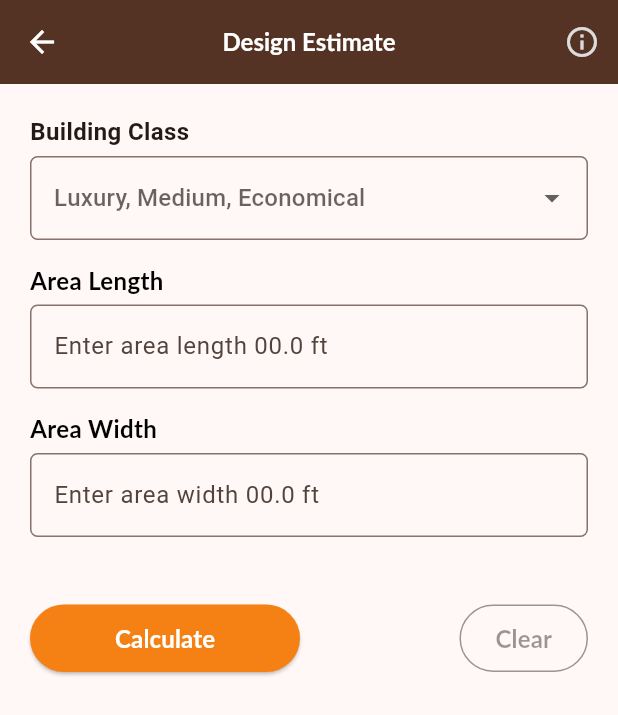
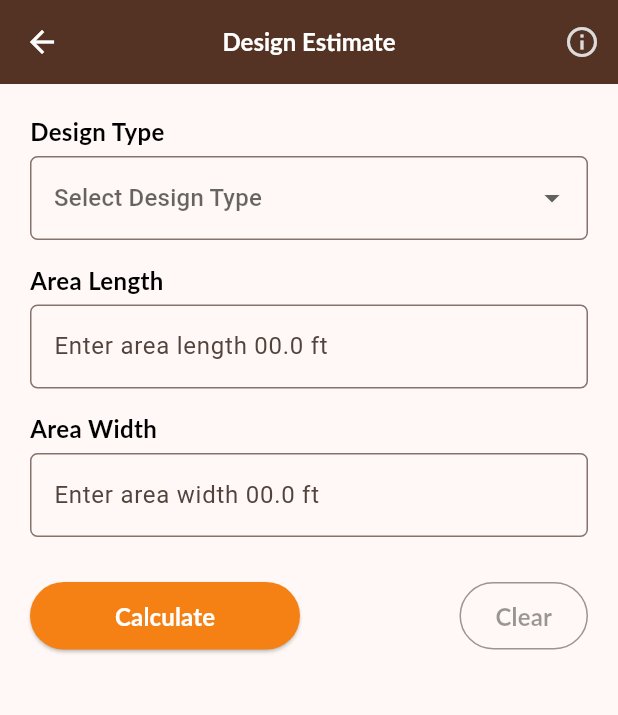
Before and after one commit to ammardev99/CMCA, a Flutter app: the CMCA screen opened directly, after a tap on "Design Cost", on a phone screen of 412 x 824 dp. Shown: the top 715 px of the screen. Run offline on Flutter 3.47's test engine with Material 3 defaults, Android fonts, the phone set to English and light mode, and no system bars; our stand-ins replace animated_splash_screen, fluttertoast, get, lottie; Roboto replaces fonts that are missing (Lato); project files that could hold a hidden picture were left out.

Commit message:
set drawer options

```diff
--- a/lib/modules/auth/login/logic.dart
+++ b/lib/modules/auth/login/logic.dart
@@ -1,5 +1,5 @@
 import 'package:cmca/modules/auth/login/state.dart';
-import 'package:cmca/modules/cmca.dart';
+import 'package:cmca/modules/estimates/cmca.dart';
 import 'package:cmca/widgets/show_status.dart';
 import 'package:flutter/material.dart';
 import 'package:get/get.dart';
--- a/lib/modules/cmca.dart
+++ b/lib/modules/estimates/cmca.dart
@@ -22,7 +22,7 @@ class _CMCAState extends State<CMCA> {
   Widget build(BuildContext context) {
     return SafeArea(
         child: Scaffold(
-            drawer: customDrawer(),
+            drawer: customDrawer(context),
 // App bar
             appBar: AppBar(
               backgroundColor: AppColors.primary,
--- a/lib/modules/estimates/design_estimate/view.dart
+++ b/lib/modules/estimates/design_estimate/view.dart
@@ -20,8 +20,7 @@ class DesignEstimatePage extends StatelessWidget {
   Widget build(BuildContext context) {
     return SafeArea(
         child: Scaffold(
-          // appBar: customAppbar('Design Estimate'),
-          appBar: customInfoApp("Design", context),
+          appBar: customInfoAppBar("Design", context),
             body: SingleChildScrollView(
                 scrollDirection: Axis.vertical,
                 physics: const BouncingScrollPhysics(),
@@ -31,12 +30,23 @@ class DesignEstimatePage extends StatelessWidget {
                   child: Column(
                       crossAxisAlignment: CrossAxisAlignment.center,
                       children: [
-                        InputDropdownFieldApp(
-                            label: "Building Class",
-                            hint: "Luxury, Medium, Economical",
-                            controller: state.typeBuilding!,
-                            options: buildingClass,
-                            validator: validateValue),
+                        //   label: "Enter designType",
+                        //   label: "Enter totalArea",
+                        //   label: "Enter coverArea",
+                        // InputDropdownFieldApp(
+                        //     label: "Building Class",
+                        //     hint: "Luxury, Medium, Economical",
+                        //     controller: state.typeBuilding!,
+                        //     options: buildingClass,
+                        //     validator: validateValue),
+InputDropDown(
+  label: "Design Type",
+  hint: "Select Design Type",
+  controller: state.typeBuilding!,
+  options: buildingClass,
+  validator: validateValue,
+  // onClear: ,
+  ),
                         sizeBox(15),
                         InputFormFieldApp(
                           label: "Area Length",
@@ -53,10 +63,6 @@ class DesignEstimatePage extends StatelessWidget {
                           inputType: TextInputType.number,
                           validator: validateValue,
                         ),
-                        sizeBox(15),
-                        //   label: "Enter designType",
-                        //   label: "Enter totalArea",
-                        //   label: "Enter coverArea",
                         sizeBox(30),
                         Obx(() {
                           return EstimateActionButtons(
--- a/lib/modules/estimates/electrical_estimate/view.dart
+++ b/lib/modules/estimates/electrical_estimate/view.dart
@@ -19,7 +19,7 @@ class ElectricalEstimatePage extends StatelessWidget {
   Widget build(BuildContext context) {
     return SafeArea(
         child: Scaffold(
-            appBar: customInfoApp("Electrical", context),
+            appBar: customInfoAppBar("Electrical", context),
             body: SingleChildScrollView(
                 scrollDirection: Axis.vertical,
                 physics: const BouncingScrollPhysics(),
--- a/lib/modules/estimates/finishing_estimate/view.dart
+++ b/lib/modules/estimates/finishing_estimate/view.dart
@@ -20,7 +20,7 @@ class FinishingEstimatePage extends StatelessWidget {
     return SafeArea(
         child: Scaffold(
             // appBar: customAppbar("Finishing Estimate"),
-          appBar: customInfoApp("Finishing", context),
+          appBar: customInfoAppBar("Finishing", context),
 
             body: SingleChildScrollView(
                 scrollDirection: Axis.vertical,
--- a/lib/modules/estimates/foundation_estimate/view.dart
+++ b/lib/modules/estimates/foundation_estimate/view.dart
@@ -20,7 +20,7 @@ class FoundationEstimatePage extends StatelessWidget {
     return SafeArea(
         child: Scaffold(
             // appBar: customAppbar("Foundation Estimate"),
-          appBar: customInfoApp("Foundation", context),
+          appBar: customInfoAppBar("Foundation", context),
           body: SingleChildScrollView(
                 scrollDirection: Axis.vertical,
                 physics: const BouncingScrollPhysics(),
--- a/lib/modules/estimates/furniture_estimate/view.dart
+++ b/lib/modules/estimates/furniture_estimate/view.dart
@@ -20,7 +20,7 @@ class FurnitureEstimatePage extends StatelessWidget {
     return SafeArea(
         child: Scaffold(
             // appBar: customAppbar("Furniture Estimate"),
-          appBar: customInfoApp("Furniture", context),
+          appBar: customInfoAppBar("Furniture", context),
             body: SingleChildScrollView(
                 scrollDirection: Axis.vertical,
                 physics: const BouncingScrollPhysics(),
--- a/lib/modules/estimates/masonry_estimate/view.dart
+++ b/lib/modules/estimates/masonry_estimate/view.dart
@@ -20,7 +20,7 @@ class MasonryEstimatePage extends StatelessWidget {
     return SafeArea(
         child: Scaffold(
             // appBar: customAppbar("Masonry Estimate"),
-          appBar: customInfoApp("Masonry", context),
+          appBar: customInfoAppBar("Masonry", context),
             body: SingleChildScrollView(
                 scrollDirection: Axis.vertical,
                 physics: const BouncingScrollPhysics(),
--- a/lib/modules/estimates/plumbing_estimate/view.dart
+++ b/lib/modules/estimates/plumbing_estimate/view.dart
@@ -20,7 +20,7 @@ class PlumbingEstimatePage extends StatelessWidget {
     return SafeArea(
         child: Scaffold(
             // appBar: customAppbar("Plumbing Estimate"),
-          appBar: customInfoApp("Plumbing", context),
+          appBar: customInfoAppBar("Plumbing", context),
             body: SingleChildScrollView(
                 scrollDirection: Axis.vertical,
                 physics: const BouncingScrollPhysics(),
--- a/lib/modules/estimates/roof_estimate/view.dart
+++ b/lib/modules/estimates/roof_estimate/view.dart
@@ -20,7 +20,7 @@ class RoofEstimatePage extends StatelessWidget {
     return SafeArea(
         child: Scaffold(
             // appBar: customAppbar("Roof Estimate"),
-          appBar: customInfoApp("Roof", context),
+          appBar: customInfoAppBar("Roof", context),
 
             body: SingleChildScrollView(
                 scrollDirection: Axis.vertical,
--- a/lib/routes/routes.dart
+++ b/lib/routes/routes.dart
@@ -1,3 +1,5 @@
+import 'package:cmca/modules/about_us.dart';
+import 'package:cmca/modules/auth/login/view.dart';
 import 'package:cmca/modules/estimates/design_estimate/view.dart';
 import 'package:cmca/modules/estimates/electrical_estimate/view.dart';
 import 'package:cmca/modules/estimates/finishing_estimate/view.dart';
@@ -11,7 +13,8 @@ import 'package:get/get.dart';
 
 class AppRoutes {
   static appRoutes() => [
-        // GetPage(name: RouteName.aboutus, page: () => AboutUsPage()),
+        GetPage(name: RouteName.login, page: () => LoginPage()),
+        GetPage(name: RouteName.aboutUs, page: () => const AboutUs()),
         GetPage(name: EstimateForm.designEstimate, page: () => DesignEstimatePage()),
         GetPage(name: EstimateForm.foundationEstimate, page: () => FoundationEstimatePage()),
         GetPage(name: EstimateForm.masonryEstimate, page: () => MasonryEstimatePage()),
--- a/lib/routes/routes_name.dart
+++ b/lib/routes/routes_name.dart
@@ -1,5 +1,6 @@
 class RouteName {
-  static const String screenName = '/screenPage';
+  static const String login = '/login';
+  static const String aboutUs = '/aboutUs';
 }
 
 class EstimateForm {
--- a/lib/widgets/drawer.dart
+++ b/lib/widgets/drawer.dart
@@ -1,24 +1,24 @@
-import 'package:cmca/modules/auth/login/view.dart';
+import 'package:cmca/routes/routes_name.dart';
 import 'package:cmca/widgets/drawer_profile.dart';
 import 'package:cmca/widgets/formatting.dart';
 import 'package:cmca/widgets/menu_buttons.dart';
 import 'package:flutter/material.dart';
 import 'package:lottie/lottie.dart';
 
-Drawer customDrawer() {
+Drawer customDrawer(BuildContext context) {
   return Drawer(
       child: ListView(children: [
     Column(
       children: [
         drawerProfile('assets/png/app_icon.png', "CMCA", 'Civil Material Cost Analysis'),
-        menuOptionPage(Icons.info_outline,'About Us',),
-        menuOptionPage(Icons.star_border,'Rate App',),
+        menuOptionPage(Icons.info_outline,'About Us',RouteName.aboutUs),
+        menuLinkOption(Icons.message_outlined,'Contat Us','https://wa.me/+923019286653', context),
+        menuLinkOption(Icons.facebook,'Follow Us','https://www.facebook.com/', context),
+        menuLinkOption(Icons.devices_other,'Other Apps','https://play.google.com/store/apps/developer?id=samz+creation&hl=en&gl=US', context),
+        // menuOptionPage(Icons.star_border,'Rate App',),
         // menuOptionPage(Icons.sync,'Update App',),
-        menuOptionPage(Icons.devices_other,'Other Apps',),
-        menuOptionPage(Icons.message_outlined,'Contat Us',),
-        menuOptionPage(Icons.facebook,'Facebook',),
-        menuOptionPage(Icons.logout, 'Log out', LoginPage()),
-        sizeBox(60),
+        menuOptionPage(Icons.logout, 'Log out', RouteName.login),
+        sizeBox(100),
         SizedBox(
           width: 180,
           child: Lottie.asset('assets/animations/drawer.json',
--- a/lib/widgets/dropdown.dart
+++ b/lib/widgets/dropdown.dart
@@ -1,3 +1,4 @@
+import 'package:cmca/widgets/formatting.dart';
 import 'package:flutter/material.dart';
 
 class InputDropdownFieldApp extends StatefulWidget {
@@ -56,17 +57,81 @@ class _InputDropdownFieldAppState extends State<InputDropdownFieldApp> {
     );
   }
 
-  Widget headingText(String text) {
-    return Text(
-      text,
-      style: const TextStyle(
-        fontWeight: FontWeight.bold,
-        fontSize: 16,
-      ),
+}
+
+
+class InputDropDown extends StatefulWidget {
+  final String label;
+  final String hint;
+  final TextEditingController controller;
+  final List<String> options;
+  final FormFieldValidator<String>? validator;
+  final Function? onClear; // New callback function to manage clear action
+
+  const InputDropDown({
+    super.key,
+    required this.label,
+    required this.hint,
+    required this.controller,
+    required this.options,
+    this.validator,
+    this.onClear, // Accepting the function as an argument
+  });
+
+  @override
+  State<InputDropDown> createState() => _InputDropDownState();
+}
+
+class _InputDropDownState extends State<InputDropDown> {
+  String? selectedValue;
+
+  // Function to clear the selected value and the text in the controller
+  void clearSelection() {
+    setState(() {
+      selectedValue = null; // Reset selected value
+      widget.controller.clear(); // Clear the controller text
+    });
+
+    if (widget.onClear != null) {
+      widget.onClear!(); // Call the callback if provided
+    }
+  }
+
+  @override
+  Widget build(BuildContext context) {
+    return Column(
+      crossAxisAlignment: CrossAxisAlignment.start,
+      children: [
+        headingText(widget.label),
+        sizeBox(5),
+        DropdownButtonFormField<String>(
+          value: selectedValue,
+          hint: Text(widget.hint),
+          items: widget.options
+              .map((option) => DropdownMenuItem(
+                    value: option,
+                    child: Text(option),
+                  ))
+              .toList(),
+          onChanged: (value) {
+            setState(() {
+              selectedValue = value;
+              widget.controller.text = value!;
+            });
+          },
+          decoration: const InputDecoration(
+            border: OutlineInputBorder(
+              borderRadius: BorderRadius.all(Radius.circular(5)),
+            ),
+          ),
+          validator: widget.validator,
+        ),
+        // sizeBox(10),
+        // ElevatedButton(
+        //   onPressed: clearSelection, // Button to trigger the clear function
+        //   child: const Text('Clear Selection'),
+        // ),
+      ],
     );
   }
-
-  Widget sizeBox(double height) {
-    return SizedBox(height: height);
-  }
 }
--- a/lib/widgets/formatting.dart
+++ b/lib/widgets/formatting.dart
@@ -15,6 +15,7 @@ Widget titleText(String text, [Color? color]) {
   return Text(
     text,
     style: TextStyle(
+      fontFamily: "Lato",
       fontSize: 24,
       fontWeight: FontWeight.bold,
       color: color ?? AppColors.black,
--- a/lib/widgets/menu_buttons.dart
+++ b/lib/widgets/menu_buttons.dart
@@ -3,8 +3,9 @@ import 'package:cmca/widgets/formatting.dart';
 import 'package:cmca/widgets/show_status.dart';
 import 'package:flutter/material.dart';
 import 'package:get/get.dart';
+import 'package:url_launcher/url_launcher.dart';
 
-Widget menuOptionPage(IconData icon, String txt, [page]) {
+Widget menuOptionPage(IconData icon, String txt, [String? page]) {
   return ListTile(
     hoverColor: AppColors.primary.withOpacity(0.3),
     splashColor: AppColors.primary.withOpacity(0.3),
@@ -13,10 +14,37 @@ Widget menuOptionPage(IconData icon, String txt, [page]) {
     title: headingText(txt, AppColors.primary),
     onTap: () {
       if (page == null) {
-        toastShowText('Not Available');
+        toastShowText('Page Not Available');
       } else {
-        Get.to(page);
+        Get.toNamed(page);
       }
     },
   );
 }
+
+Widget menuLinkOption(IconData icon, String txt,String link, BuildContext context) {
+  return ListTile(
+    hoverColor: AppColors.primary.withOpacity(0.3),
+    splashColor: AppColors.primary.withOpacity(0.3),
+    leading: Icon(icon),
+    iconColor: AppColors.primary,
+    title: headingText(txt, AppColors.primary),
+    onTap: () async {
+      if (await canLaunch(link)) {
+        // ignore: deprecated_member_use
+        await launch(link);
+      } else {
+        throw 'Could not launch';
+      }
+      // ignore: use_build_context_synchronously
+      Navigator.pop(context);
+    },
+    // onTap: () {
+    //   if (link == null) {
+    //     toastShowText('Page Not Available');
+    //   } else {
+    //     Get.toNamed(page);
+    //   }
+    // },
+  );
+}
```
Also changed, not shown: lib/modules/about_us.dart (added, +51 -0 lines), lib/modules/auth/login/view.dart (+5 -5 lines), lib/widgets/app_bar.dart (+14 -1 lines), pubspec.lock.
